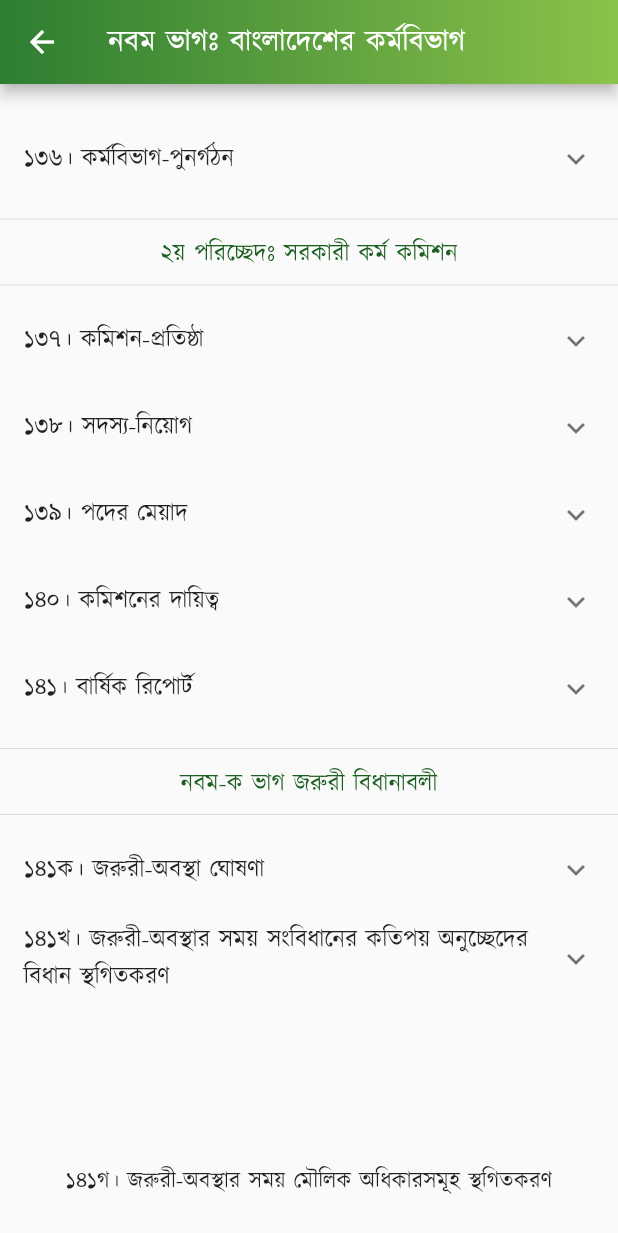
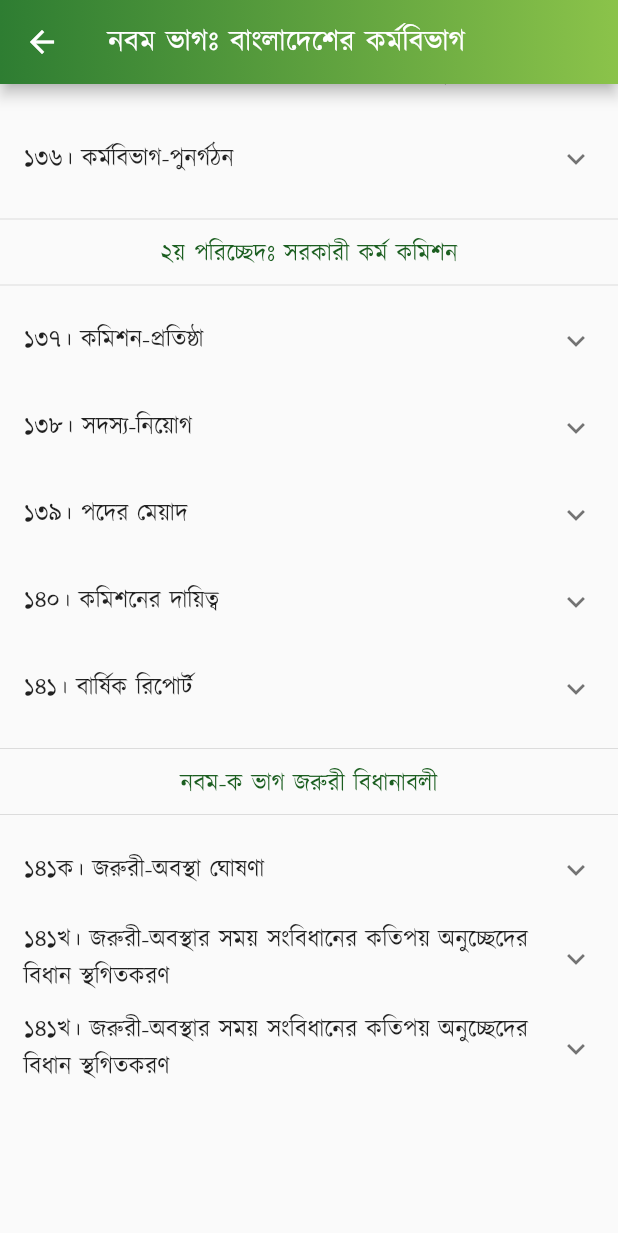
Before and after one commit to Azimul-Haque/flutter-onesignal, a Flutter app: the PartNine screen opened directly, scrolled down 254 dp, on a phone screen of 412 x 824 dp. Shown: the top 1233 px of the screen. Run offline on Flutter 3.47's test engine with Material 2 defaults, Android fonts, the phone set to English and light mode, and no system bars; our stand-ins replace fluttertoast, package_info_plus, percent_indicator, shared_preferences, sqflite; missing offline and left inert: blinking_text, flutter_share, onesignal_flutter, slide_popup_dialog; accounts and stored records are empty; network calls fail.

Commit message:
Commit Sat 04/30/2022  1:29:59.21 19182

```diff
--- a/lib/pages/constitution/part9.dart
+++ b/lib/pages/constitution/part9.dart
@@ -234,7 +234,18 @@ class PartNine extends StatelessWidget {
             children: <Widget>[
               ListTile(
                   title: SelectableText(
-                '১৪১ক। (১) রাষ্ট্রপতির নিকট যদি সন্তোষজনকভাবে প্রতীয়মান হয় যে, এমন জরুরী-অবস্থা বিদ্যমান রহিয়াছে, যাহাতে যুদ্ধ বা বহিরাক্রমণ বা অভ্যন্তরীণ গোলযোগের দ্বারা বাংলাদেশ বা উহার যে কোন অংশের নিরাপত্তা বা অর্থনৈতিক জীবন বিপদের সম্মুখীন, তাহা হইলে তিনি অনধিক একশত কুড়ি দিনের জন্য জরুরী-অবস্থা ঘোষণা করিতে পারিবে: \nতবে শর্ত থাকে যে, অনুরূপ ঘোষণার বৈধতার জন্য ঘোষণার পূর্বেই প্রধানমন্ত্রীর প্রতি-স্বাক্ষর প্রয়োজন হইবে।',
+                '১৪১খ। এই সংবিধানের তৃতীয় ভাগের অন্তর্গত বিধানাবলীর কারণে রাষ্ট্র যে আইন প্রণয়ন করিতে ও নির্বাহী ব্যবস্থা গ্রহণ করিতে সক্ষম নহেন, জরুরী-অবস্থা ঘোষণার কার্যকরতা-কালে এই সংবিধানের ৩৬, ৩৭, ৩৮, ৩৯, ৪০ ও ৪২ অনুচ্ছেদসমূহের কোন কিছুই সেইরূপ আইন-প্রণয়ন ও নির্বাহী ব্যবস্থা গ্রহণ সম্পর্কিত রাষ্ট্রের ক্ষমতাকে সীমাবদ্ধ করিবে না; তবে অনুরূপভাবে প্রণীত কোন আইনের কর্তৃত্বে যাহা করা হইয়াছে বা করা হয় নাই, তাহা ব্যতীত অনুরূপ আইন যে পরিমাণে কর্তৃত্বহীন, জরুরী-অবস্থার ঘোষণা অকার্যকর হইবার অব্যবহিত পরে তাহা সেই পরিমাণে অকার্যকর হইবে।',
+                textAlign: TextAlign.justify,
+              )),
+            ],
+          ),
+          ExpansionTile(
+            title: Text(
+                '১৪১খ। জরুরী-অবস্থার সময় সংবিধানের কতিপয় অনুচ্ছেদের বিধান স্থগিতকরণ'),
+            children: <Widget>[
+              ListTile(
+                  title: SelectableText(
+                '১৪১খ। এই সংবিধানের তৃতীয় ভাগের অন্তর্গত বিধানাবলীর কারণে রাষ্ট্র যে আইন প্রণয়ন করিতে ও নির্বাহী ব্যবস্থা গ্রহণ করিতে সক্ষম নহেন, জরুরী-অবস্থা ঘোষণার কার্যকরতা-কালে এই সংবিধানের ৩৬, ৩৭, ৩৮, ৩৯, ৪০ ও ৪২ অনুচ্ছেদসমূহের কোন কিছুই সেইরূপ আইন-প্রণয়ন ও নির্বাহী ব্যবস্থা গ্রহণ সম্পর্কিত রাষ্ট্রের ক্ষমতাকে সীমাবদ্ধ করিবে না; তবে অনুরূপভাবে প্রণীত কোন আইনের কর্তৃত্বে যাহা করা হইয়াছে বা করা হয় নাই, তাহা ব্যতীত অনুরূপ আইন যে পরিমাণে কর্তৃত্বহীন, জরুরী-অবস্থার ঘোষণা অকার্যকর হইবার অব্যবহিত পরে তাহা সেই পরিমাণে অকার্যকর হইবে।',
                 textAlign: TextAlign.justify,
               )),
             ],
```
